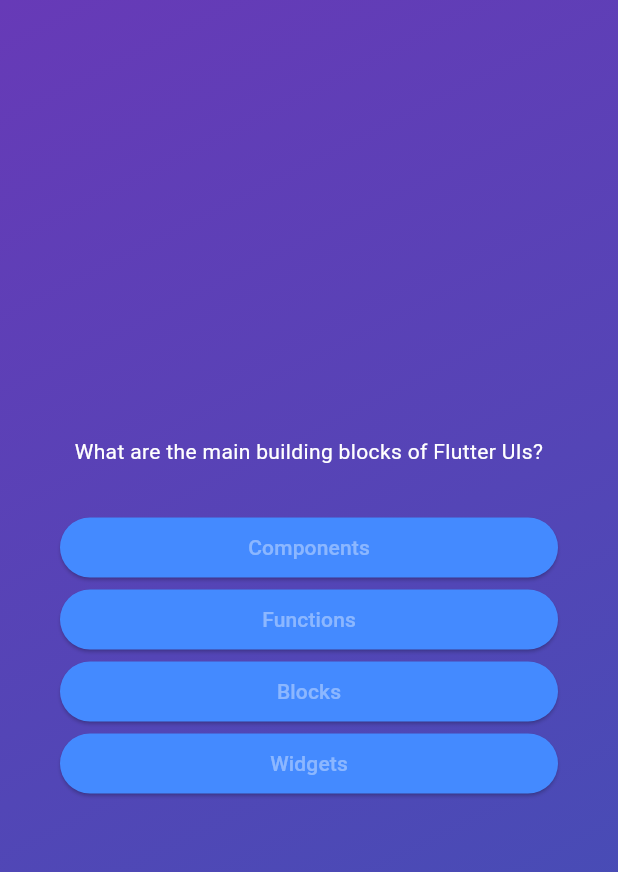
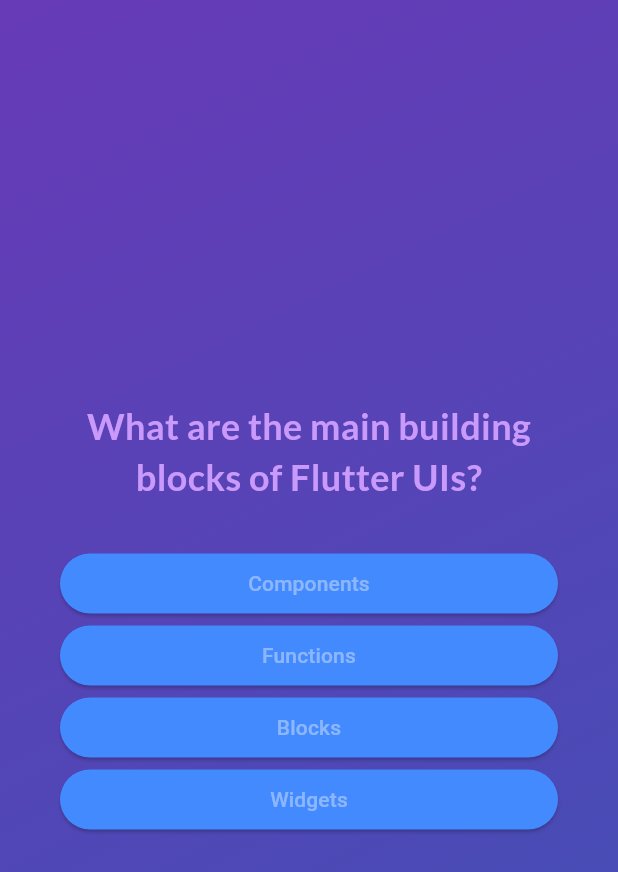
Before and after one commit to BrianPHChen/flutter_adv_basics, a Flutter app: the screen it shows after launch, after a tap on "Start Quiz", on a phone screen of 412 x 824 dp. Shown: the top 872 px of the screen. Run offline on Flutter 3.47's test engine with Material 3 defaults, Android fonts, the phone set to English and light mode, and no system bars; our stand-ins replace google_fonts.

Commit message:
feat: add 3rd google font package

```diff
--- a/lib/answer_button.dart
+++ b/lib/answer_button.dart
@@ -16,7 +16,10 @@ class AnswerButton extends StatelessWidget {
         foregroundColor: Colors.white38,
         shape: RoundedRectangleBorder(borderRadius: BorderRadius.circular(40)),
       ),
-      child: Text(answerText),
+      child: Text(
+        answerText,
+        textAlign: TextAlign.center,
+      ),
     );
   }
 }
--- a/lib/questions_screen.dart
+++ b/lib/questions_screen.dart
@@ -1,6 +1,7 @@
 import 'package:adv_basics/answer_button.dart';
 import 'package:flutter/material.dart';
 import 'package:adv_basics/data/questions.dart';
+import 'package:google_fonts/google_fonts.dart';
 
 class QuestionsScreen extends StatefulWidget {
   const QuestionsScreen({super.key});
@@ -12,9 +13,17 @@ class QuestionsScreen extends StatefulWidget {
 }
 
 class _QuestionScreenState extends State<QuestionsScreen> {
+  var currentQuestionIndex = 0;
+
+  void answerQuestion() {
+    setState(() {
+      currentQuestionIndex++;
+    });
+  }
+
   @override
   Widget build(BuildContext context) {
-    final currentQuestion = questions[0];
+    final currentQuestion = questions[currentQuestionIndex];
 
     return SizedBox(
       width: double.infinity,
@@ -26,8 +35,10 @@ class _QuestionScreenState extends State<QuestionsScreen> {
           children: [
             Text(
               currentQuestion.text,
-              style: const TextStyle(
-                color: Colors.white,
+              style: GoogleFonts.lato(
+                color: const Color.fromARGB(255, 201, 153, 251),
+                fontSize: 24,
+                fontWeight: FontWeight.bold,
               ),
               textAlign: TextAlign.center,
             ),
@@ -35,7 +46,7 @@ class _QuestionScreenState extends State<QuestionsScreen> {
               height: 30,
             ),
             ...currentQuestion.getShuffledAnswers().map((answer) {
-              return AnswerButton(answer, () {});
+              return AnswerButton(answer, answerQuestion);
             }),
           ],
         ),
--- a/lib/start_screen.dart
+++ b/lib/start_screen.dart
@@ -30,7 +30,7 @@ class StartScreen extends StatelessWidget {
           const Text(
             'Learn Flutter the fun way!',
             style: TextStyle(
-              color: Colors.white,
+              color: const Color.fromARGB(255, 237, 223, 252),
               fontSize: 24,
             ),
           ),
--- a/pubspec.yaml
+++ b/pubspec.yaml
@@ -35,6 +35,7 @@ dependencies:
   # The following adds the Cupertino Icons font to your application.
   # Use with the CupertinoIcons class for iOS style icons.
   cupertino_icons: ^1.0.6
+  google_fonts: ^6.2.1
 
 dev_dependencies:
   flutter_test:
```
Also changed, not shown: pubspec.lock, 10 other files.
